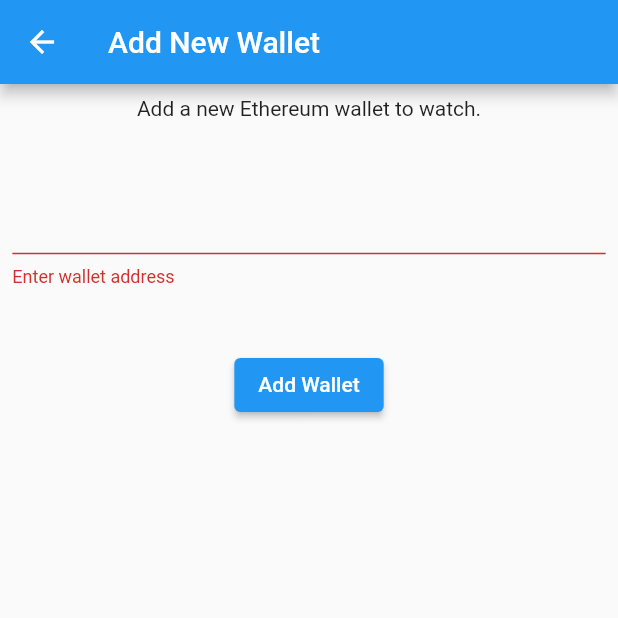
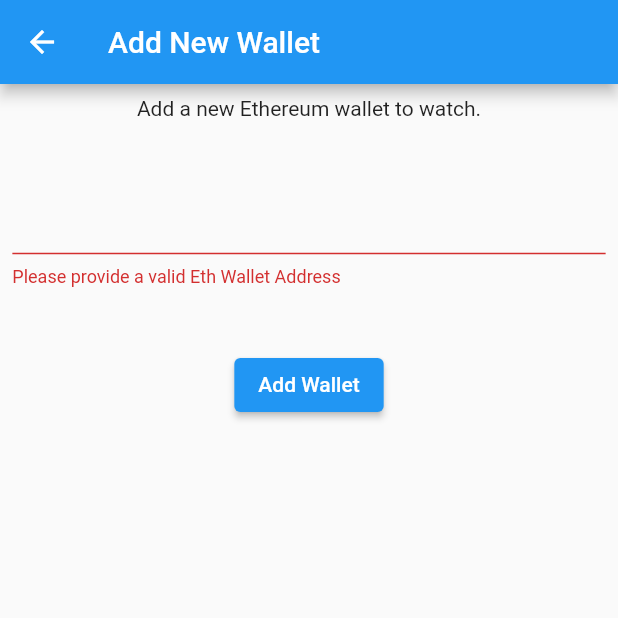
Before and after one commit to KhalidWar/cactus_wallet_watcher, a Flutter app: the AddNewWallet screen opened directly, after a tap on "Add Wallet", on a phone screen of 412 x 824 dp, the top half of it. Run offline on Flutter 3.47's test engine with Material 2 defaults, Android fonts, the phone set to English and light mode, and no system bars; our stand-ins replace flutter_riverpod, qr_flutter, shared_preferences; missing offline and left inert: coingecko_dart; accounts and stored records are empty.

Commit message:
Several small improvements

```diff
--- a/lib/screens/add_new_wallet.dart
+++ b/lib/screens/add_new_wallet.dart
@@ -1,3 +1,4 @@
+import 'package:cactus_wallet_watcher/services/form_validation.dart';
 import 'package:cactus_wallet_watcher/state_management/class_providers.dart';
 import 'package:flutter/material.dart';
 import 'package:flutter_riverpod/flutter_riverpod.dart';
@@ -31,8 +32,7 @@ class AddNewWallet extends StatelessWidget {
             Form(
               key: _formKey,
               child: TextFormField(
-                validator: (input) =>
-                    input.isEmpty ? 'Enter wallet address' : null,
+                validator: (input) => FormValidation().validateAddWallet(input),
                 controller: _textEditingController,
                 decoration: InputDecoration(),
               ),
--- a/lib/services/form_validation.dart
+++ b/lib/services/form_validation.dart
@@ -1,5 +1,5 @@
 class FormValidation {
-  String validateSearchInput(String input) {
+  String validateAddWallet(String input) {
     if (input.isEmpty || input == null) {
       return 'Please provide a valid Eth Wallet Address';
     }
--- a/lib/shared_components/wallet_card.dart
+++ b/lib/shared_components/wallet_card.dart
@@ -17,7 +17,7 @@ class WalletCard extends StatelessWidget {
           Expanded(
             child: Image.asset(
               'assets/images/ethereum.png',
-              width: size.width * 0.25,
+              width: size.width * 0.2,
             ),
           ),
           Text(
--- a/lib/shared_components/wallet_header.dart
+++ b/lib/shared_components/wallet_header.dart
@@ -27,7 +27,8 @@ class WalletHeader extends StatelessWidget {
             mainAxisAlignment: MainAxisAlignment.spaceBetween,
             children: [
               Text(
-                '${walletAddress.substring(0, 4)}...${walletAddress.substring(38)}',
+                'Ethereum Wallet',
+                style: Theme.of(context).textTheme.headline6,
               ),
               IconButton(
                 icon: Icon(Icons.qr_code_outlined, size: 30),
```
